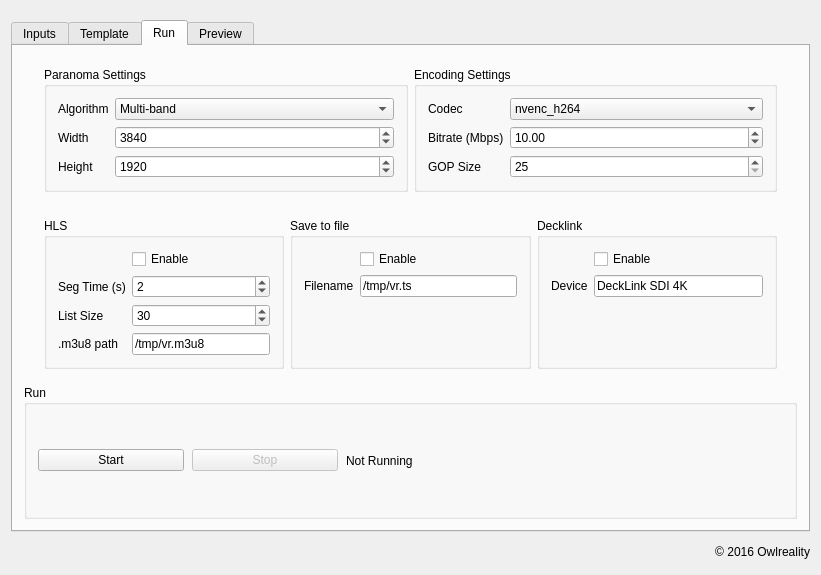
The window that apps/livestitching/mainwindow.ui (blahgeek/OpenCV-octVR) describes before a commit, drawn with Qt 5.
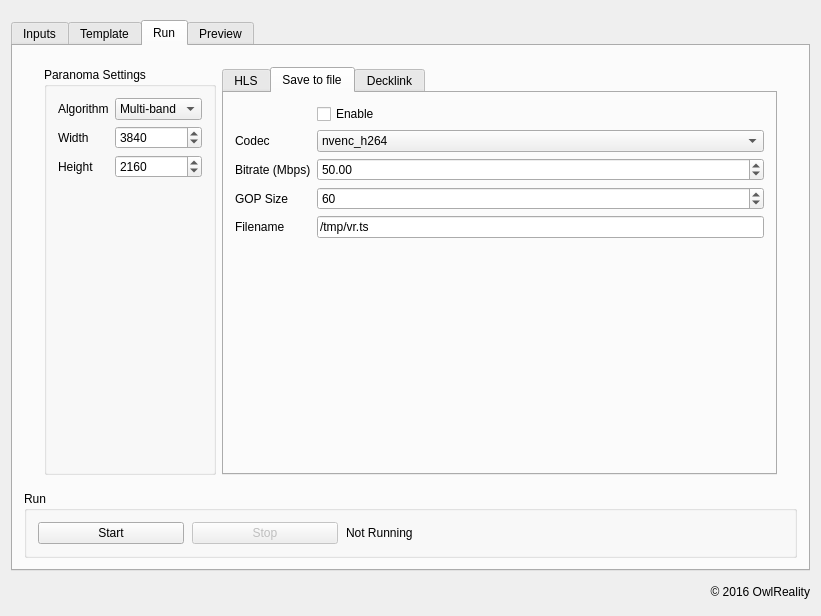
The same window after the commit. The open tabs and pages were chosen to show the change.

Commit message: ui: support different encoder for hls and file,

The edit to the form file:
```diff
--- a/apps/livestitching/mainwindow.ui
+++ b/apps/livestitching/mainwindow.ui
@@ -7,7 +7,7 @@
     <x>0</x>
     <y>0</y>
     <width>821</width>
-    <height>575</height>
+    <height>616</height>
    </rect>
   </property>
   <property name="windowTitle">
@@ -210,7 +210,7 @@
                 <number>3840</number>
                </property>
                <property name="value">
-                <number>1920</number>
+                <number>2160</number>
                </property>
               </widget>
              </item>
@@ -224,20 +224,31 @@
            </widget>
           </item>
           <item>
-           <widget class="QGroupBox" name="group_encoding">
-            <property name="title">
-             <string>Encoding Settings</string>
+           <widget class="QTabWidget" name="tabWidget_2">
+            <property name="currentIndex">
+             <number>0</number>
             </property>
-            <layout class="QFormLayout" name="formLayout_2">
-             <item row="0" column="0">
+            <widget class="QWidget" name="tab_3">
+             <attribute name="title">
+              <string>HLS</string>
+             </attribute>
+             <layout class="QFormLayout" name="formLayout_6">
+              <item row="0" column="1">
+               <widget class="QCheckBox" name="hls_enable">
+                <property name="text">
+                 <string>Enable</string>
+                </property>
+               </widget>
+              </item>
+              <item row="1" column="0">
               <widget class="QLabel" name="label">
                <property name="text">
                 <string>Codec</string>
                </property>
               </widget>
              </item>
-             <item row="0" column="1">
-              <widget class="QComboBox" name="encoding_codec">
+              <item row="1" column="1">
+               <widget class="QComboBox" name="hls_codec">
                <item>
                 <property name="text">
                  <string>nvenc_h264</string>
@@ -255,15 +266,8 @@
                </item>
               </widget>
              </item>
-             <item row="1" column="0">
-              <widget class="QLabel" name="label_2">
-               <property name="text">
-                <string>Bitrate (Mbps)</string>
-               </property>
-              </widget>
-             </item>
-             <item row="1" column="1">
-              <widget class="QDoubleSpinBox" name="encoding_bitrate">
+              <item row="2" column="1">
+               <widget class="QDoubleSpinBox" name="hls_bitrate">
                <property name="maximum">
                 <double>1000.000000000000000</double>
                </property>
@@ -273,14 +277,21 @@
               </widget>
              </item>
              <item row="2" column="0">
+               <widget class="QLabel" name="label_2">
+                <property name="text">
+                 <string>Bitrate (Mbps)</string>
+                </property>
+               </widget>
+              </item>
+              <item row="3" column="0">
               <widget class="QLabel" name="label_3">
                <property name="text">
                 <string>GOP Size</string>
                </property>
               </widget>
              </item>
-             <item row="2" column="1">
-              <widget class="QSpinBox" name="encoding_gopsize">
+              <item row="3" column="1">
+               <widget class="QSpinBox" name="hls_gopsize">
                <property name="minimum">
                 <number>25</number>
                </property>
@@ -289,46 +300,14 @@
                </property>
               </widget>
              </item>
-            </layout>
-           </widget>
-          </item>
-         </layout>
-        </item>
-        <item>
-         <layout class="QHBoxLayout" name="horizontalLayout_3">
-          <property name="leftMargin">
-           <number>20</number>
-          </property>
-          <property name="topMargin">
-           <number>10</number>
-          </property>
-          <property name="rightMargin">
-           <number>20</number>
-          </property>
-          <property name="bottomMargin">
-           <number>10</number>
-          </property>
-          <item>
-           <widget class="QGroupBox" name="group_streaming">
-            <property name="title">
-             <string>HLS</string>
-            </property>
-            <layout class="QFormLayout" name="formLayout_3">
-             <item row="0" column="1">
-              <widget class="QCheckBox" name="hls_enable">
-               <property name="text">
-                <string>Enable</string>
-               </property>
-              </widget>
-             </item>
-             <item row="1" column="0">
+              <item row="4" column="0">
               <widget class="QLabel" name="label_11">
                <property name="text">
                 <string>Seg Time (s)</string>
                </property>
               </widget>
              </item>
-             <item row="1" column="1">
+              <item row="4" column="1">
               <widget class="QSpinBox" name="hls_segment_time">
                <property name="minimum">
                 <number>1</number>
@@ -341,14 +320,14 @@
                </property>
               </widget>
              </item>
-             <item row="2" column="0">
+              <item row="5" column="0">
               <widget class="QLabel" name="label_12">
                <property name="text">
                 <string>List Size</string>
                </property>
               </widget>
              </item>
-             <item row="2" column="1">
+              <item row="5" column="1">
               <widget class="QSpinBox" name="hls_list_size">
                <property name="minimum">
                 <number>1</number>
@@ -361,14 +340,14 @@
                </property>
               </widget>
              </item>
-             <item row="3" column="0">
+              <item row="6" column="0">
               <widget class="QLabel" name="label_13">
                <property name="text">
                 <string>.m3u8 path</string>
                </property>
               </widget>
              </item>
-             <item row="3" column="1">
+              <item row="6" column="1">
               <widget class="QLineEdit" name="hls_path">
                <property name="text">
                 <string>/tmp/vr.m3u8</string>
@@ -377,58 +356,123 @@
              </item>
             </layout>
            </widget>
-          </item>
-          <item>
-           <widget class="QGroupBox" name="group_streaming_2">
-            <property name="title">
+            <widget class="QWidget" name="tab_4">
+             <attribute name="title">
              <string>Save to file</string>
-            </property>
-            <layout class="QFormLayout" name="formLayout_4">
-             <item row="2" column="0">
+             </attribute>
+             <layout class="QFormLayout" name="formLayout_3">
+              <item row="0" column="1">
+               <widget class="QCheckBox" name="file_enable">
+                <property name="text">
+                 <string>Enable</string>
+                </property>
+               </widget>
+              </item>
+              <item row="4" column="0">
               <widget class="QLabel" name="label_21">
                <property name="text">
                 <string>Filename</string>
                </property>
               </widget>
              </item>
-             <item row="2" column="1">
+              <item row="4" column="1">
               <widget class="QLineEdit" name="file_path">
                <property name="text">
                 <string>/tmp/vr.ts</string>
                </property>
               </widget>
              </item>
-             <item row="0" column="1">
-              <widget class="QCheckBox" name="file_enable">
+              <item row="1" column="0">
+               <widget class="QLabel" name="label_9">
                <property name="text">
-                <string>Enable</string>
+                 <string>Codec</string>
+                </property>
+               </widget>
+              </item>
+              <item row="1" column="1">
+               <widget class="QComboBox" name="file_codec">
+                <property name="sizePolicy">
+                 <sizepolicy hsizetype="Preferred" vsizetype="Fixed">
+                  <horstretch>0</horstretch>
+                  <verstretch>0</verstretch>
+                 </sizepolicy>
+                </property>
+                <item>
+                 <property name="text">
+                  <string>nvenc_h264</string>
+                 </property>
+                </item>
+                <item>
+                 <property name="text">
+                  <string>nvenc_hevc</string>
+                 </property>
+                </item>
+                <item>
+                 <property name="text">
+                  <string>libx264</string>
+                 </property>
+                </item>
+               </widget>
+              </item>
+              <item row="2" column="0">
+               <widget class="QLabel" name="label_10">
+                <property name="text">
+                 <string>Bitrate (Mbps)</string>
+                </property>
+               </widget>
+              </item>
+              <item row="2" column="1">
+               <widget class="QDoubleSpinBox" name="file_bitrate">
+                <property name="maximum">
+                 <double>1000.000000000000000</double>
+                </property>
+                <property name="value">
+                 <double>50.000000000000000</double>
+                </property>
+               </widget>
+              </item>
+              <item row="3" column="0">
+               <widget class="QLabel" name="label_14">
+                <property name="text">
+                 <string>GOP Size</string>
+                </property>
+               </widget>
+              </item>
+              <item row="3" column="1">
+               <widget class="QSpinBox" name="file_gopsize">
+                <property name="minimum">
+                 <number>25</number>
+                </property>
+                <property name="maximum">
+                 <number>1000</number>
+                </property>
+                <property name="value">
+                 <number>60</number>
                </property>
               </widget>
              </item>
             </layout>
            </widget>
-          </item>
-          <item>
-           <widget class="QGroupBox" name="group_streaming_3">
-            <property name="title">
+            <widget class="QWidget" name="tab_5">
+             <attribute name="title">
              <string>Decklink</string>
-            </property>
-            <layout class="QFormLayout" name="formLayout_5">
-             <item row="2" column="0">
+             </attribute>
+             <layout class="QFormLayout" name="formLayout_4">
+              <item row="0" column="1">
+               <widget class="QCheckBox" name="decklink_enable">
+                <property name="text">
+                 <string>Enable</string>
+                </property>
+               </widget>
+              </item>
+              <item row="1" column="0">
               <widget class="QLabel" name="label_22">
                <property name="text">
                 <string>Device</string>
                </property>
               </widget>
              </item>
-             <item row="0" column="1">
-              <widget class="QCheckBox" name="decklink_enable">
-               <property name="text">
-                <string>Enable</string>
-               </property>
-              </widget>
-             </item>
-             <item row="2" column="1">
+              <item row="1" column="1">
               <widget class="QLineEdit" name="decklink_device">
                <property name="text">
                 <string>DeckLink SDI 4K</string>
@@ -437,6 +481,7 @@
              </item>
             </layout>
            </widget>
+           </widget>
           </item>
          </layout>
         </item>
@@ -517,7 +562,7 @@
        </sizepolicy>
       </property>
       <property name="text">
-       <string>© 2016 Owlreality</string>
+       <string>© 2016 OwlReality</string>
       </property>
       <property name="alignment">
        <set>Qt::AlignRight|Qt::AlignTrailing|Qt::AlignVCenter</set>
```
Lines whose indentation alone changed are shown as unchanged. The commit also changes 1 other file.
